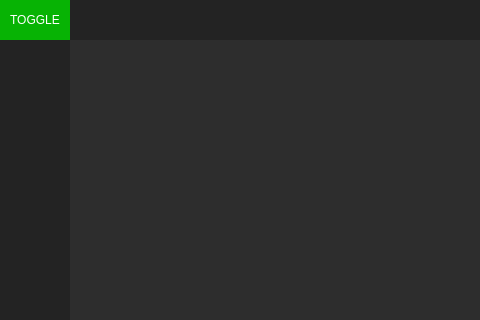
Before: the Qt Designer form uiii.ui in TriGuez/boids, drawn with Qt 5; both pictures show x 0 to 480 and y 0 to 320 of the 1200 by 800 pixel window.
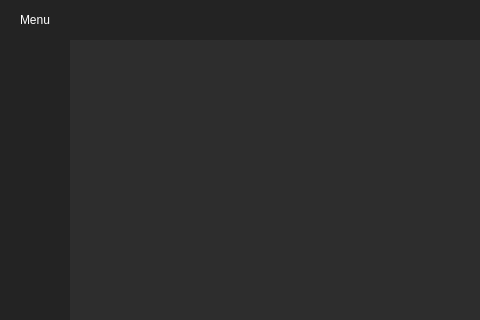
After: the same form once the commit is applied.

Commit message: On fait une jolie interface

Patch:
```diff
--- a/uiii.ui
+++ b/uiii.ui
@@ -81,7 +81,7 @@
           </size>
          </property>
          <property name="styleSheet">
-          <string notr="true">background-color: rgb(7, 179, 4);</string>
+          <string notr="true">alternate-background-color: rgb(77, 77, 77);</string>
          </property>
          <property name="frameShape">
           <enum>QFrame::NoFrame</enum>
@@ -114,14 +114,19 @@
              </sizepolicy>
             </property>
             <property name="styleSheet">
-             <string notr="true">color : rgb(255, 255, 255);
-border : 0px solid;
-
+             <string notr="true">QPushButton {
+	
+	color: rgb(255, 255, 255);
+	border : 0px solid;
+}
+QPushButton:hover{
+	background-color: rgb(167, 167, 167);
+}
 
 </string>
             </property>
             <property name="text">
-             <string>TOGGLE</string>
+             <string>Menu</string>
             </property>
            </widget>
           </item>
```
The commit also changes 1 other file.
